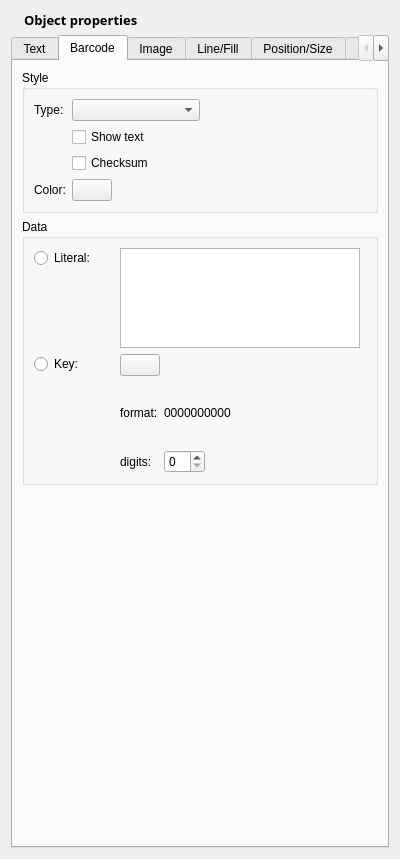
Qt form glabels/ui/ObjectEditor.ui (jimevins/glabels-qt) before a commit.
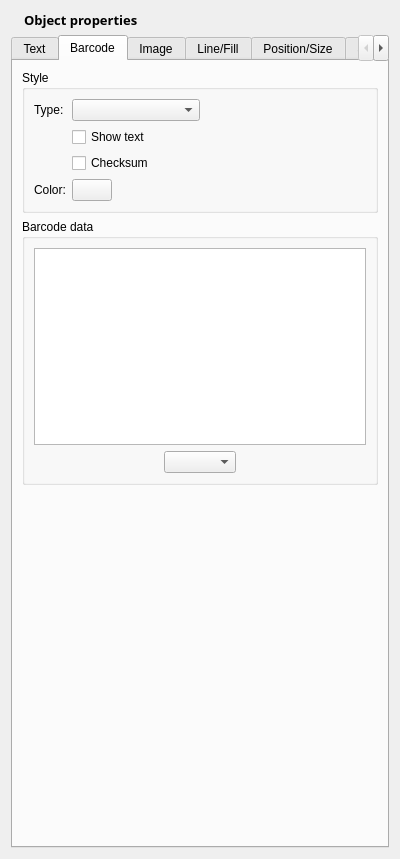
The same form after that commit. The open tabs and pages were chosen to show the change. Icons and pictures are not drawn. Custom widgets are drawn as their Qt base class.

Commit message: Hooked up barcode data controls in object editor.

```diff
--- a/glabels/ui/ObjectEditor.ui
+++ b/glabels/ui/ObjectEditor.ui
@@ -631,172 +631,47 @@
        <item row="1" column="0">
         <widget class="QGroupBox" name="groupBox_8">
          <property name="title">
-          <string>Data</string>
+          <string>Barcode data</string>
          </property>
-         <layout class="QGridLayout" name="gridLayout_10">
+         <layout class="QGridLayout" name="gridLayout_11">
           <item row="0" column="0">
-           <layout class="QFormLayout" name="formLayout_12">
+           <layout class="QGridLayout" name="gridLayout_10">
             <item row="0" column="0">
-             <layout class="QVBoxLayout" name="verticalLayout_2">
-              <item>
-               <widget class="QRadioButton" name="barcodeLiteralRadio">
-                <property name="sizePolicy">
-                 <sizepolicy hsizetype="Minimum" vsizetype="Fixed">
-                  <horstretch>0</horstretch>
-                  <verstretch>0</verstretch>
-                 </sizepolicy>
-                </property>
-                <property name="minimumSize">
-                 <size>
-                  <width>80</width>
-                  <height>0</height>
-                 </size>
-                </property>
-                <property name="text">
-                 <string>Literal:</string>
-                </property>
-               </widget>
-              </item>
-              <item>
-               <spacer name="verticalSpacer">
-                <property name="orientation">
-                 <enum>Qt::Vertical</enum>
-                </property>
-                <property name="sizeHint" stdset="0">
-                 <size>
-                  <width>20</width>
-                  <height>40</height>
-                 </size>
-                </property>
-               </spacer>
-              </item>
-             </layout>
-            </item>
-            <item row="0" column="1">
-             <widget class="QPlainTextEdit" name="barcodeTextEdit">
-              <property name="sizePolicy">
-               <sizepolicy hsizetype="Preferred" vsizetype="Fixed">
-                <horstretch>0</horstretch>
-                <verstretch>0</verstretch>
-               </sizepolicy>
-              </property>
-              <property name="maximumSize">
-               <size>
-                <width>240</width>
-                <height>100</height>
-               </size>
-              </property>
-             </widget>
+             <widget class="QTextEdit" name="barcodeDataEdit"/>
             </item>
             <item row="1" column="0">
-             <layout class="QVBoxLayout" name="verticalLayout_4">
+             <layout class="QHBoxLayout" name="horizontalLayout_15">
               <item>
-               <widget class="QRadioButton" name="barcodeKeyRadio">
-                <property name="sizePolicy">
-                 <sizepolicy hsizetype="Minimum" vsizetype="Fixed">
-                  <horstretch>0</horstretch>
-                  <verstretch>0</verstretch>
-                 </sizepolicy>
+               <spacer name="horizontalSpacer_3">
+                <property name="orientation">
+                 <enum>Qt::Horizontal</enum>
                 </property>
-                <property name="minimumSize">
+                <property name="sizeHint" stdset="0">
                  <size>
-                  <width>80</width>
-                  <height>0</height>
+                  <width>40</width>
+                  <height>20</height>
                  </size>
                 </property>
-                <property name="text">
-                 <string>Key:</string>
-                </property>
-               </widget>
+               </spacer>
               </item>
               <item>
-               <spacer name="verticalSpacer_2">
+               <widget class="glabels::FieldButton" name="barcodeInsertFieldCombo"/>
+              </item>
+              <item>
+               <spacer name="horizontalSpacer_12">
                 <property name="orientation">
-                 <enum>Qt::Vertical</enum>
+                 <enum>Qt::Horizontal</enum>
                 </property>
                 <property name="sizeHint" stdset="0">
                  <size>
-                  <width>20</width>
-                  <height>40</height>
+                  <width>40</width>
+                  <height>20</height>
                  </size>
                 </property>
                </spacer>
               </item>
              </layout>
             </item>
-            <item row="1" column="1">
-             <layout class="QVBoxLayout" name="verticalLayout_3">
-              <item>
-               <layout class="QHBoxLayout" name="horizontalLayout_16">
-                <item>
-                 <widget class="QPushButton" name="barcodeFieldButton">
-                  <property name="text">
-                   <string/>
-                  </property>
-                 </widget>
-                </item>
-                <item>
-                 <spacer name="horizontalSpacer_13">
-                  <property name="orientation">
-                   <enum>Qt::Horizontal</enum>
-                  </property>
-                  <property name="sizeHint" stdset="0">
-                   <size>
-                    <width>40</width>
-                    <height>20</height>
-                   </size>
-                  </property>
-                 </spacer>
-                </item>
-               </layout>
-              </item>
-              <item>
-               <layout class="QGridLayout" name="gridLayout_11">
-                <item row="0" column="0">
-                 <widget class="QLabel" name="label_21">
-                  <property name="text">
-                   <string>format:</string>
-                  </property>
-                 </widget>
-                </item>
-                <item row="0" column="1">
-                 <widget class="QLabel" name="barcodeFormatLabel">
-                  <property name="text">
-                   <string>0000000000</string>
-                  </property>
-                 </widget>
-                </item>
-                <item row="1" column="0">
-                 <widget class="QLabel" name="label_24">
-                  <property name="text">
-                   <string>digits:</string>
-                  </property>
-                 </widget>
-                </item>
-                <item row="1" column="1">
-                 <layout class="QHBoxLayout" name="horizontalLayout_15">
-                  <item>
-                   <widget class="QSpinBox" name="barcodeDigitsSpin"/>
-                  </item>
-                  <item>
-                   <spacer name="horizontalSpacer_12">
-                    <property name="orientation">
-                     <enum>Qt::Horizontal</enum>
-                    </property>
-                    <property name="sizeHint" stdset="0">
-                     <size>
-                      <width>40</width>
-                      <height>20</height>
-                     </size>
-                    </property>
-                   </spacer>
-                  </item>
-                 </layout>
-                </item>
-               </layout>
-              </item>
-             </layout>
-            </item>
            </layout>
           </item>
          </layout>
```
Left out of the diff: 102 changed lines with no effect on the pictures. The commit also changes 7 other files.
